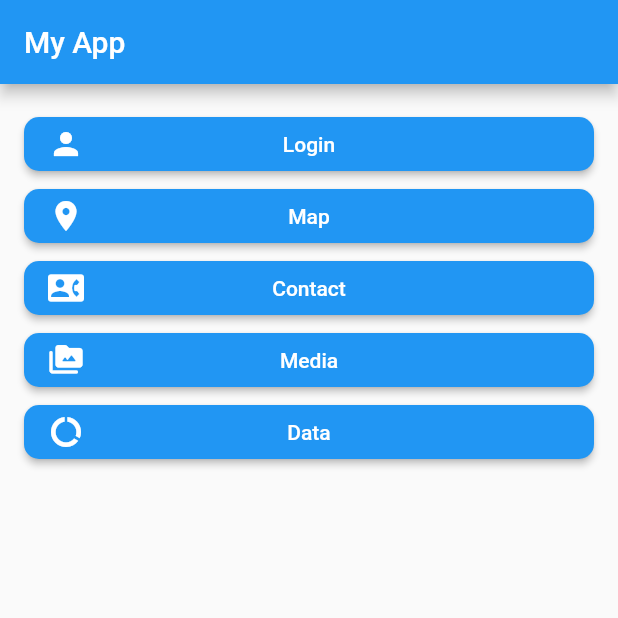
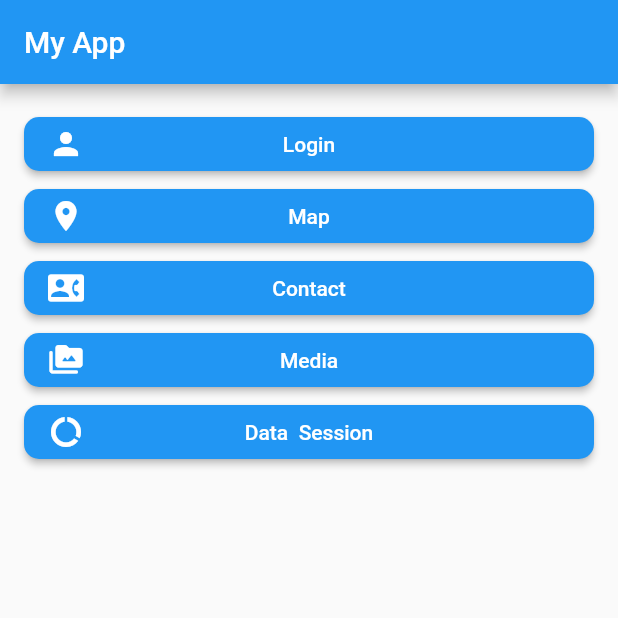
Before and after one commit to adamfzn20/flutter_application_1, a Flutter app: the screen it shows after launch, on a phone screen of 412 x 824 dp, the top half of it. Run offline on Flutter 3.47's test engine with Material 2 defaults, Android fonts, the phone set to English and light mode, and no system bars; our stand-ins replace cloud_firestore, firebase_auth, firebase_core, firebase_storage, google_sign_in, image_picker and 1 more; accounts and stored records are empty.

Commit message:
update list feature media

```diff
--- a/lib/main.dart
+++ b/lib/main.dart
@@ -6,6 +6,7 @@ import 'package:flutter_application_1/view/home/home_page.dart';
 import 'package:flutter_application_1/view/login/aunt_provider.dart';
 import 'package:flutter_application_1/view/map/map_provider.dart';
 import 'package:flutter_application_1/view/media/media_provider.dart';
+// import 'package:flutter_application_1/view/session/session_provider.dart';
 
 import 'package:provider/provider.dart';
 
@@ -33,8 +34,10 @@ class MyApp extends StatelessWidget {
         ChangeNotifierProvider(create: (_) => AuthProvider()),
         ChangeNotifierProvider(create: (_) => MediaProvider()),
         // ChangeNotifierProvider(create: (_) => MapProvider()),
+        // ChangeNotifierProvider(create: (context) => SessionProvider()),
       ],
       child: MaterialApp(
+        debugShowCheckedModeBanner: false,
         title: 'Firebase Auth Demo',
         theme: ThemeData(
           primarySwatch: Colors.blue,
--- a/lib/model/media_model.dart
+++ b/lib/model/media_model.dart
@@ -1,9 +1,17 @@
 import 'dart:io';
 
 class Media {
-  final String type;
-  final File file;
+  final String? id; // Add this field
+  final String? type;
+  final File? file;
   final String? url;
 
-  Media({required this.type, required this.file, this.url});
+  Media({this.id, this.type, this.file, this.url});
+
+  Map<String, dynamic> toMap() {
+    return {
+      'type': type,
+      'url': url,
+    };
+  }
 }
--- /dev/null
+++ b/lib/model/session_model.dart
@@ -0,0 +1,9 @@
+class Session {
+  String? id;
+  String? title;
+
+  Session({
+    this.id,
+    this.title,
+  });
+}
--- a/lib/view/home/home_page.dart
+++ b/lib/view/home/home_page.dart
@@ -3,6 +3,7 @@ import 'package:flutter_application_1/view/contact/contact_page.dart';
 import 'package:flutter_application_1/view/login/login_page.dart';
 // import 'package:flutter_application_1/view/map/map_page.dart';
 import 'package:flutter_application_1/view/media/media_page.dart';
+// import 'package:flutter_application_1/view/session/session_page.dart';
 import 'package:flutter_application_1/widget/button_widget.dart';
 
 class HomePage extends StatelessWidget {
@@ -42,7 +43,8 @@ class HomePage extends StatelessWidget {
                   onPressed: () {
                     Navigator.push(
                       context,
-                      MaterialPageRoute(builder: (context) => ContactPage()),
+                      MaterialPageRoute(
+                          builder: (context) => const ContactPage()),
                     );
                   }),
               CustomButton(
@@ -51,12 +53,20 @@ class HomePage extends StatelessWidget {
                 onPressed: () {
                   Navigator.push(
                     context,
-                    MaterialPageRoute(builder: (context) => MediaPage()),
+                    MaterialPageRoute(builder: (context) => const MediaPage()),
                   );
                 },
               ),
               CustomButton(
-                  icon: Icons.data_usage, text: "Data", onPressed: () {}),
+                  icon: Icons.data_usage,
+                  text: "Data  Session",
+                  onPressed: () {
+                    // Navigator.push(
+                    //   context,
+                    //   MaterialPageRoute(
+                    //       builder: (context) => const SessionsPage()),
+                    // );
+                  }),
             ],
           ),
         ),
--- a/lib/view/media/media_page.dart
+++ b/lib/view/media/media_page.dart
@@ -29,7 +29,7 @@ class MediaPage extends StatelessWidget {
               itemCount: mediaProvider.mediaItems.length,
               itemBuilder: (context, index) {
                 Media media = mediaProvider.mediaItems[index];
-                List<String> pathSegments = media.file.path.split('/');
+                List<String> pathSegments = media.file!.path.split('/');
                 String fileName =
                     pathSegments.isNotEmpty ? pathSegments.last : '';
 
@@ -39,8 +39,8 @@ class MediaPage extends StatelessWidget {
                     crossAxisAlignment: CrossAxisAlignment.stretch,
                     children: [
                       Image.file(
-                        media.file,
-                        height: 200, // Set the desired height for the image
+                        media.file!,
+                        height: 200,
                         fit: BoxFit.cover,
                       ),
                       Padding(
```
Also changed, not shown: lib/view/media/media_provider.dart (+25 -3 lines).
